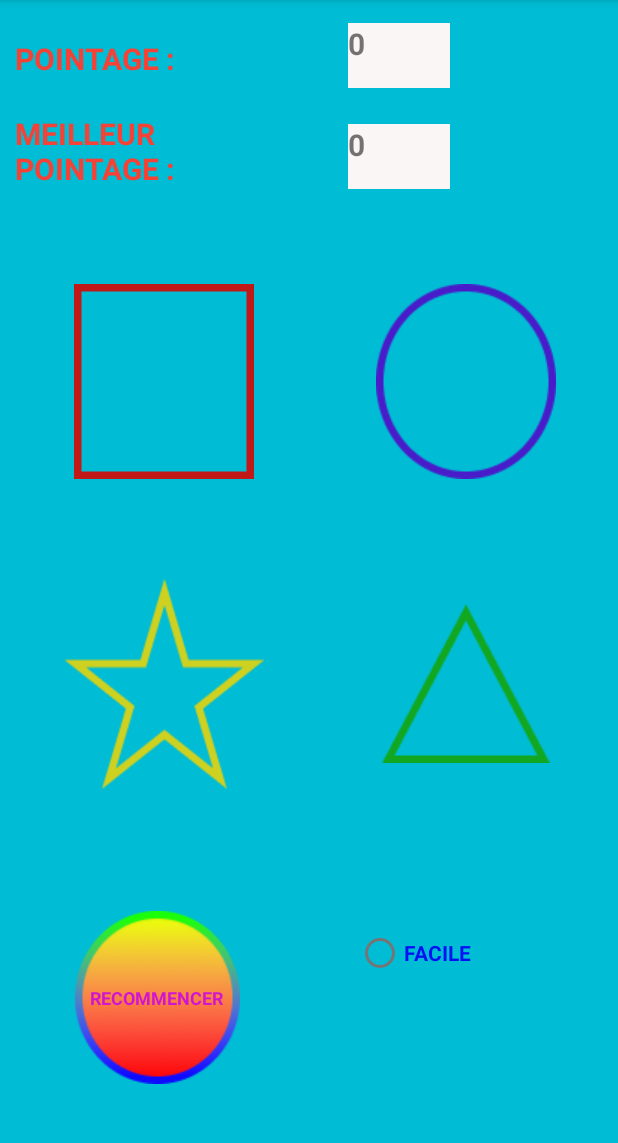
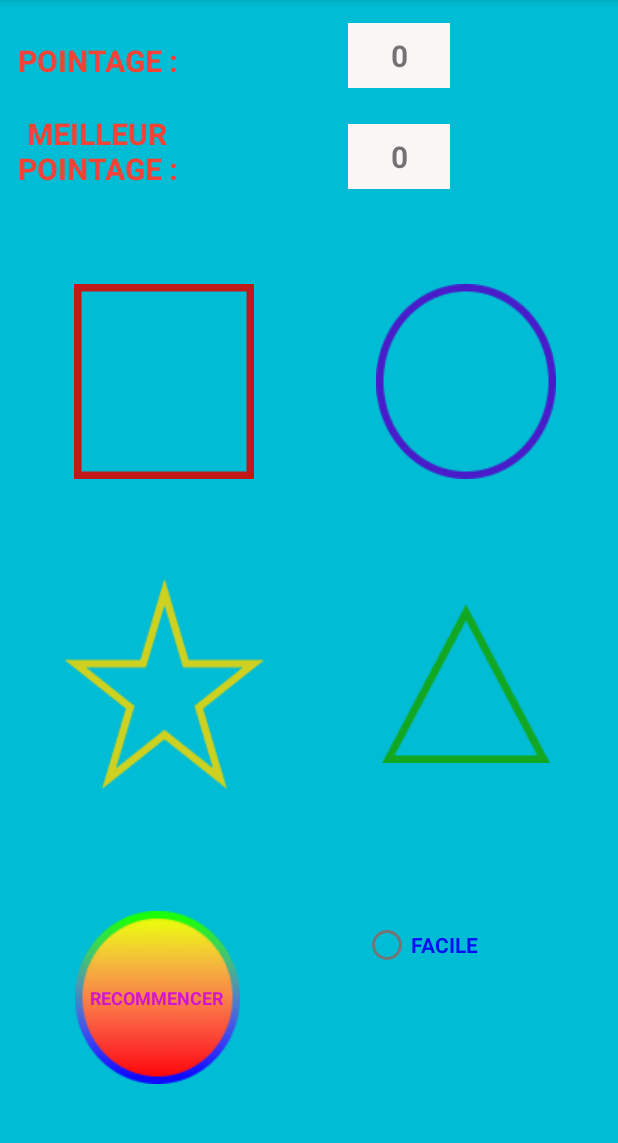
Before and after one commit to AlexW1993/Simon, an Android app: the screen it shows after launch (MainActivity), after a tap on "TODO", on a phone screen of 412 x 824 dp, the part 84-1227 px from its top. Run offline under Robolectric (Android 15) with nearby library versions, the phone set to English and light mode, and no system bars.

Commit message:
TP1 - prêt à être évalué

```diff
--- a/app/src/main/java/com/tp/tp1_simon/MainActivity.java
+++ b/app/src/main/java/com/tp/tp1_simon/MainActivity.java
@@ -156,13 +156,13 @@ public class MainActivity extends AppCompatActivity implements Cloneable {
                 boutons[i].setVisibility(View.VISIBLE);
             }
             confirmationBoutons = false;
-            if(jeu.getDifficulté() == 2500){
+            if(jeu.getDifficulté() == 2000){
                 boutonIntermédiaire.setVisibility(View.INVISIBLE);
                 boutonDifficile.setVisibility(View.INVISIBLE);
-            } else if(jeu.getDifficulté() == 2000){
+            } else if(jeu.getDifficulté() == 1500){
                 boutonFacile.setVisibility(View.INVISIBLE);
                 boutonDifficile.setVisibility(View.INVISIBLE);
-            } if(jeu.getDifficulté() == 1500){
+            } if(jeu.getDifficulté() == 1000){
                 boutonFacile.setVisibility(View.INVISIBLE);
                 boutonIntermédiaire.setVisibility(View.INVISIBLE);
             }
@@ -185,13 +185,13 @@ public class MainActivity extends AppCompatActivity implements Cloneable {
      */
     private void validerDifficulté(){
         if(boutonFacile.isChecked()==true){
-            jeu.setDifficulté(2500);
+            jeu.setDifficulté(2000);
         } else if (boutonIntermédiaire.isChecked() == true) {
+            jeu.setDifficulté(1500);
+        } else if (boutonDifficile.isChecked() == true) {
+            jeu.setDifficulté(1000);
+        } else {
             jeu.setDifficulté(2000);
-        } else if (boutonDifficile.isChecked() == true) {
-            jeu.setDifficulté(1500);
-        } else {
-            jeu.setDifficulté(2500);
         }
     }
 
--- a/app/src/main/java/com/tp/tp1_simon/modele/Simon.java
+++ b/app/src/main/java/com/tp/tp1_simon/modele/Simon.java
@@ -38,8 +38,8 @@ public class Simon {
     /**
      * Accesseurs de la difficulté du jeu
      *
-     * @return la difficulté du jeu en 3 choix (1500 = difficile.
-     * 2000 = Intermédiaire et 2500 = facile).
+     * @return la difficulté du jeu en 3 choix (1000 = difficile.
+     * 1500 = Intermédiaire et 2000 = facile).
      */
     public int getDifficulté() {
         return difficulté;
--- a/app/src/main/res/layout/activity_main.xml
+++ b/app/src/main/res/layout/activity_main.xml
@@ -30,6 +30,7 @@
         android:textColor="#D114D1"
         android:textSize="12sp"
         android:textStyle="bold"
+        android:gravity="center"
         app:layout_constraintBottom_toBottomOf="@+id/boutonRecommencer"
         app:layout_constraintStart_toStartOf="@+id/boutonCommencer"
         app:layout_constraintTop_toTopOf="@+id/boutonRecommencer" />
@@ -43,6 +44,7 @@
         android:ems="10"
         android:textSize="20sp"
         android:textStyle="bold"
+        android:gravity="center"
         app:layout_constraintEnd_toEndOf="parent"
         app:layout_constraintStart_toEndOf="@+id/texteScore"
         app:layout_constraintTop_toBottomOf="@+id/score" />
@@ -58,6 +60,7 @@
         android:textColor="#F44336"
         android:textSize="20sp"
         android:textStyle="bold"
+        android:gravity="center"
         app:layout_constraintStart_toStartOf="parent"
         app:layout_constraintTop_toBottomOf="@+id/texteScore" />
 
@@ -73,6 +76,7 @@
         android:textColor="#F44336"
         android:textSize="20sp"
         android:textStyle="bold"
+        android:gravity="center"
         app:layout_constraintStart_toStartOf="parent"
         app:layout_constraintTop_toTopOf="parent" />
 
@@ -173,6 +177,7 @@
         android:textColor="#D114D1"
         android:textSize="14sp"
         android:textStyle="bold"
+        android:gravity="center"
         app:layout_constraintBottom_toBottomOf="@+id/boutonCommencer"
         app:layout_constraintStart_toStartOf="@+id/boutonCommencer"
         app:layout_constraintTop_toTopOf="@+id/boutonCommencer"
@@ -188,6 +193,7 @@
         android:textIsSelectable="false"
         android:textSize="20sp"
         android:textStyle="bold"
+        android:gravity="center"
         app:layout_constraintEnd_toEndOf="parent"
         app:layout_constraintStart_toEndOf="@+id/texteScore"
         app:layout_constraintTop_toTopOf="parent" />
@@ -197,6 +203,7 @@
         android:layout_height="127dp"
         android:layout_marginStart="11dp"
         android:layout_marginLeft="11dp"
+        android:gravity="center"
         app:layout_constraintBottom_toBottomOf="parent"
         app:layout_constraintEnd_toEndOf="parent"
         app:layout_constraintStart_toEndOf="@+id/boutonCommencer"
```
